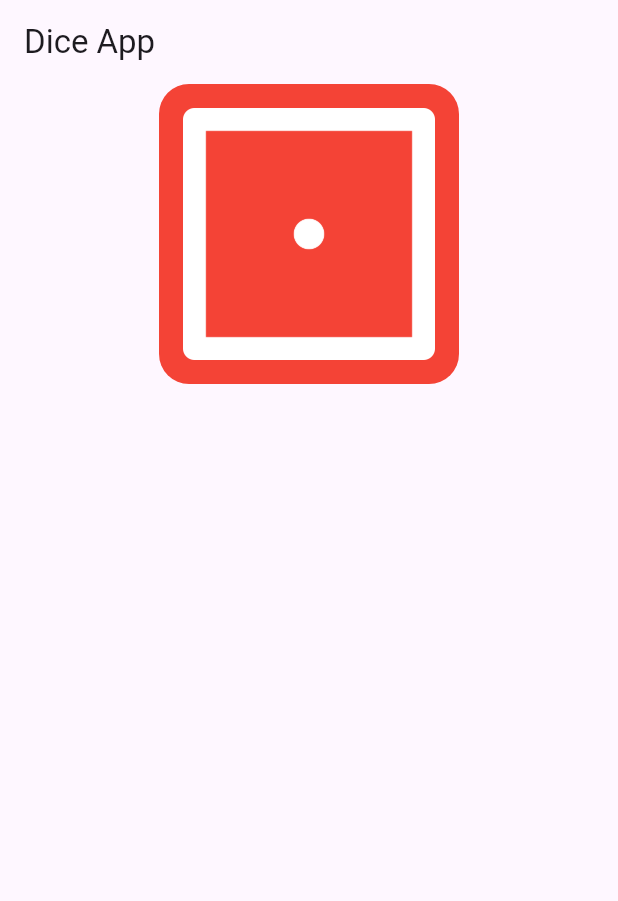
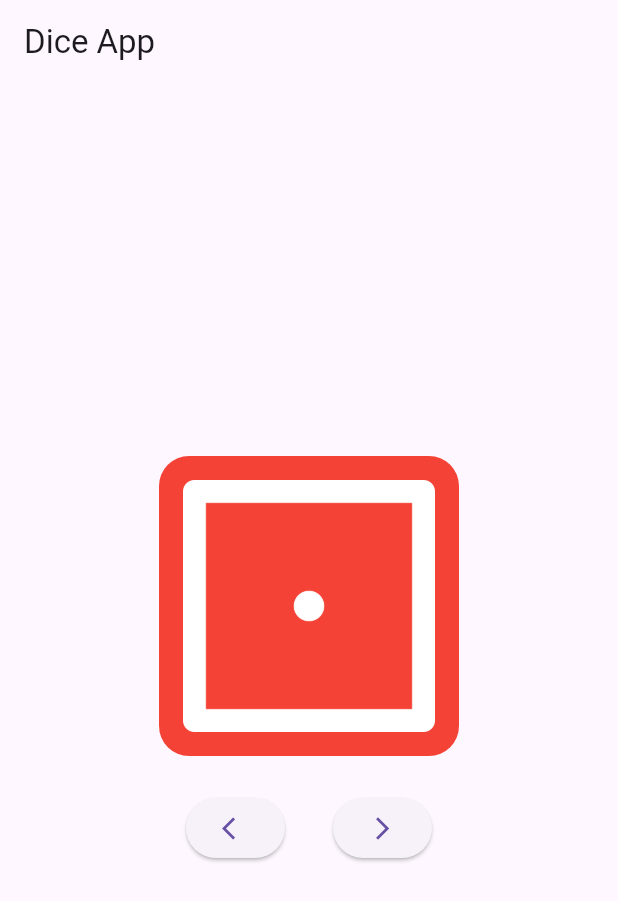
Before and after one commit to fr4nsgallegos/diceappG8, a Flutter app: the screen it shows after launch, on a phone screen of 412 x 824 dp. Shown: the top 901 px of the screen. Run offline on Flutter 3.47's test engine with Material 3 defaults, Android fonts, the phone set to English and light mode, and no system bars.

Commit message:
dice logic

```diff
--- a/lib/pages/dice_page.dart
+++ b/lib/pages/dice_page.dart
@@ -1,6 +1,12 @@
 import 'package:flutter/material.dart';
 
-class DicePage extends StatelessWidget {
+class DicePage extends StatefulWidget {
+  @override
+  State<DicePage> createState() => _DicePageState();
+}
+
+class _DicePageState extends State<DicePage> {
+  int n = 1;
   @override
   Widget build(BuildContext context) {
     return Scaffold(
@@ -9,6 +15,7 @@ class DicePage extends StatelessWidget {
       ),
       body: Center(
         child: Column(
+          mainAxisAlignment: MainAxisAlignment.center,
           children: [
             Container(
               decoration: BoxDecoration(
@@ -27,8 +34,41 @@ class DicePage extends StatelessWidget {
               // color: Colors.red,
               width: 200,
               height: 200,
-              child: Image.asset("assets/images/dice1.png"),
+              child: Image.asset("assets/images/dice$n.png"),
             ),
+            SizedBox(
+              height: 24,
+            ),
+            Row(
+              mainAxisAlignment: MainAxisAlignment.center,
+              children: [
+                ElevatedButton(
+                  onPressed: () {
+                    if (n == 1) {
+                      n = 6;
+                    } else {
+                      n--;
+                    }
+                    setState(() {});
+                  },
+                  child: Icon(Icons.arrow_back_ios),
+                ),
+                SizedBox(
+                  width: 32,
+                ),
+                ElevatedButton(
+                  onPressed: () {
+                    if (n == 6) {
+                      n = 1;
+                    } else {
+                      n++;
+                    }
+                    setState(() {});
+                  },
+                  child: Icon(Icons.arrow_forward_ios),
+                ),
+              ],
+            )
           ],
         ),
       ),
```
